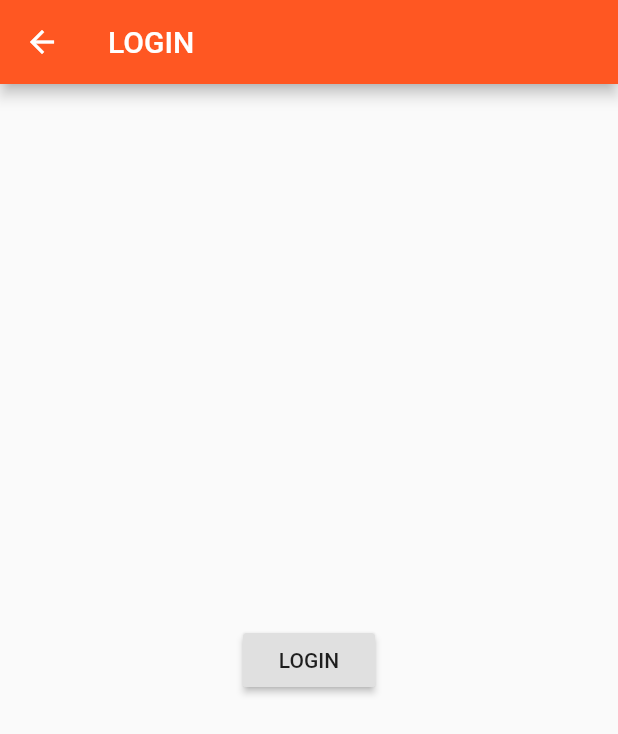
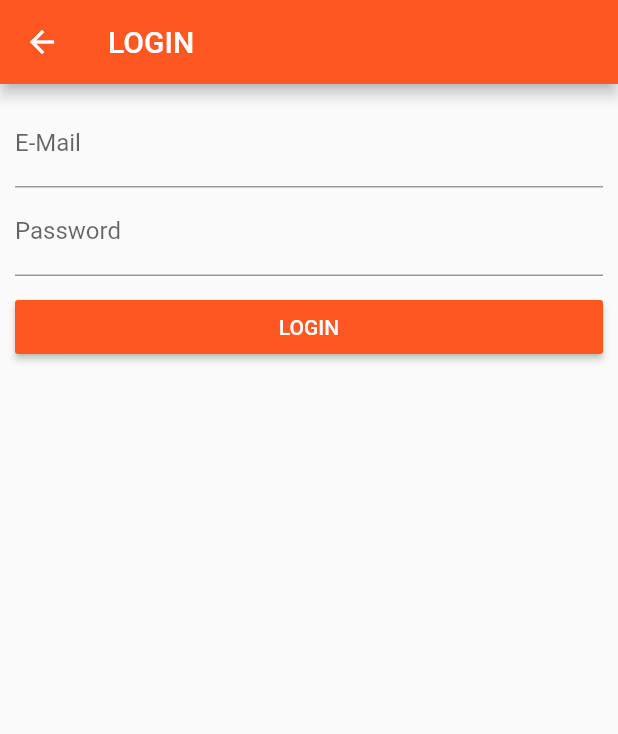
Before and after one commit to UnDer-7/curso-flutter, a Flutter app: the AuthPage screen opened directly, on a phone screen of 412 x 824 dp. Shown: the top 734 px of the screen. Run offline on Flutter 3.47's test engine with Material 2 defaults, Android fonts, the phone set to English and light mode, and no system bars.

Commit message:
class 94 - Fixing a Tiny Error

```diff
--- a/lib/main.dart
+++ b/lib/main.dart
@@ -31,7 +31,8 @@ class _MyAppState extends State<MyApp> {
         ),
 //        home: AuthPage(),
         routes: {
-            '/': (BuildContext context) => ProductsPage(_products),
+            '/': (BuildContext context) => AuthPage(),
+            '/products': (BuildContext context) => ProductsPage(_products),
             '/admin': (BuildContext context) => ProductAdminPage(_addProduct, _deleteProduct),
         },
         onGenerateRoute: (RouteSettings settings) {
--- a/lib/pages/auth.dart
+++ b/lib/pages/auth.dart
@@ -1,19 +1,50 @@
 import 'package:flutter/material.dart';
 
-import './products.dart';
+class AuthPage extends StatefulWidget {
+    @override
+    State<StatefulWidget> createState() => _AuthPage();
+}
 
-class AuthPage extends StatelessWidget {
+class _AuthPage extends State<AuthPage> {
+    String _emailValue;
+    String _passwordValue;
+
+
     @override
     Widget build(BuildContext context) => Scaffold(
         appBar: AppBar(
             title: Text('LOGIN'),
         ),
-        body: Center(
-            child: RaisedButton(
-                child: Text('LOGIN'),
-                onPressed: () {
-                    Navigator.pushReplacementNamed(context, '/');
-                },
+        body: Container(
+            margin: EdgeInsets.all(10),
+            child: ListView(
+                children: <Widget>[
+                    TextField(
+                        keyboardType: TextInputType.emailAddress,
+                        onChanged: (String value) => setState(() => _emailValue = value),
+                        decoration: InputDecoration(
+                            labelText: 'E-Mail',
+                        ),
+                    ),
+                    TextField(
+                        obscureText: true,
+                        onChanged: (String value) => setState(() => _passwordValue = value),
+                        decoration: InputDecoration(
+                            labelText: 'Password',
+                        ),
+                    ),
+                    SizedBox(height: 10),
+                    RaisedButton(
+                        color: Theme.of(context).primaryColor,
+                        textColor: Colors.white,
+                        child: Text('LOGIN'),
+                        onPressed: () {
+                            print('E-Mail: $_emailValue');
+                            print('Password: $_passwordValue');
+                            Navigator.pushReplacementNamed(context, '/');
+                        },
+                    ),
+                ],
             ),
         ),
     );
--- a/lib/pages/products_admin.dart
+++ b/lib/pages/products_admin.dart
@@ -24,7 +24,7 @@ class ProductAdminPage extends StatelessWidget {
                             ListTile(
                                 title: Text('All Products'),
                                 onTap: () {
-                                    Navigator.pushReplacementNamed(context, '/');
+                                    Navigator.pushReplacementNamed(context, '/products');
                                 },
                             ),
                         ],
```
Also changed, not shown: lib/pages/product_create.dart (+10 -10 lines).
